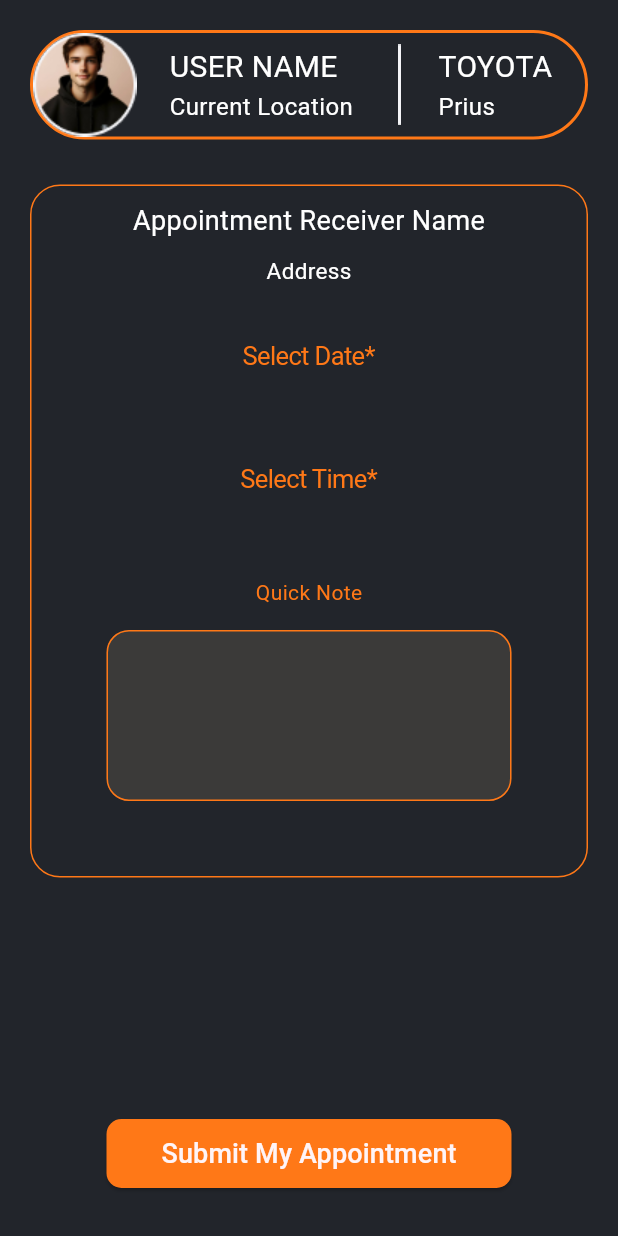
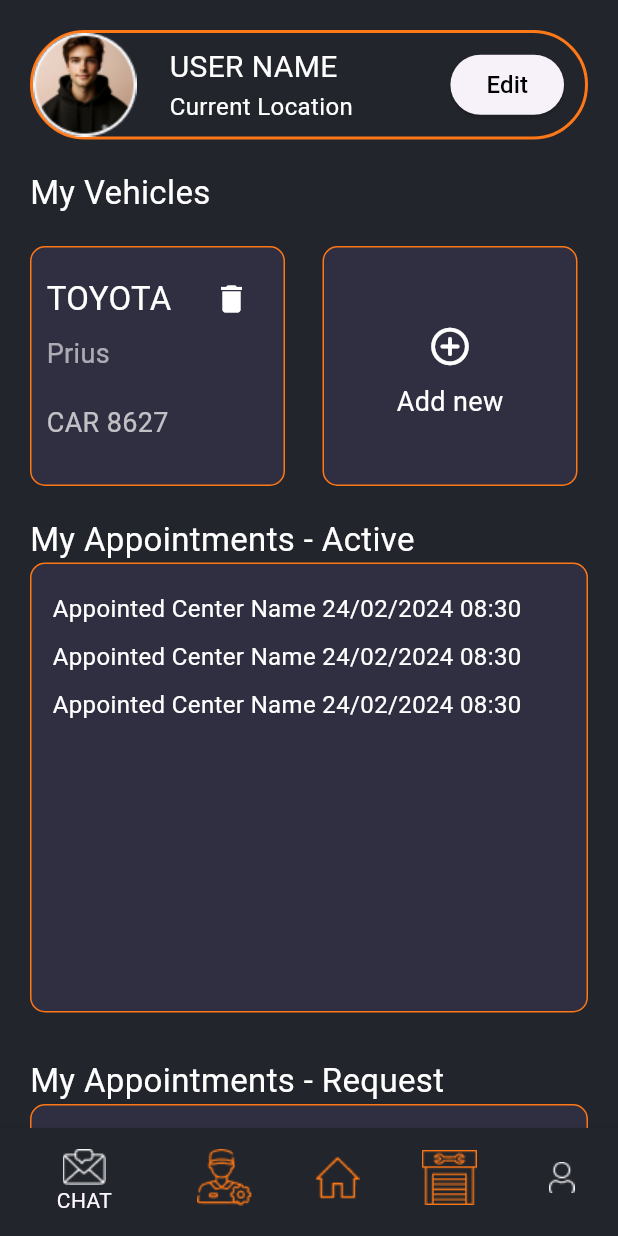
Before and after one commit to sudeepa99/Carex_App, a Flutter app: the screen it shows after launch, on a phone screen of 412 x 824 dp. Run offline on Flutter 3.47's test engine with Material 3 defaults, Android fonts, the phone set to English and light mode, and no system bars; our stand-ins replace lottie; missing offline and left inert: dart:ffi.

Commit message:
added profile screen

```diff
--- a/lib/main.dart
+++ b/lib/main.dart
@@ -4,6 +4,7 @@ import 'package:carex/first_page.dart';
 import 'package:carex/home_screen.dart';
 import 'package:carex/mechanic.dart';
 import 'package:carex/mechanic_profile.dart';
+import 'package:carex/profile_screen.dart';
 import 'package:carex/service_centre_profile.dart';
 import 'package:carex/signup_page.dart';
 import 'package:carex/center.dart';
@@ -27,7 +28,7 @@ class MyApp extends StatelessWidget {
         colorScheme: ColorScheme.fromSeed(seedColor: Colors.deepPurple),
         useMaterial3: true,
       ),
-      home: const AppointmentScreen(),
+      home: ProfileScreen(),
     );
   }
 }
--- /dev/null
+++ b/lib/profile_screen.dart
@@ -0,0 +1,307 @@
+import 'package:flutter/cupertino.dart';
+import 'package:flutter/material.dart';
+
+class ProfileScreen extends StatefulWidget {
+  ProfileScreen({super.key});
+
+  @override
+  State<ProfileScreen> createState() => _ProfileScreenState();
+}
+
+class _ProfileScreenState extends State<ProfileScreen> {
+  int myIndex = 0;
+  @override
+  Widget build(BuildContext context) {
+    return MaterialApp(
+      home: Scaffold(
+        bottomNavigationBar: BottomNavigationBar(
+            type: BottomNavigationBarType.shifting,
+            onTap: (index) {
+              setState(() {
+                myIndex = index;
+              });
+            },
+            currentIndex: myIndex,
+            items: [
+              BottomNavigationBarItem(
+                icon: Image.asset("assets/chat.png"),
+                label: 'CHAT',
+                backgroundColor: const Color(0XFF22252B),
+              ),
+              BottomNavigationBarItem(
+                icon: Image.asset("assets/mechanic.png"),
+                label: 'MECHANIC',
+                backgroundColor: const Color(0XFF22252B),
+              ),
+              BottomNavigationBarItem(
+                icon: Image.asset("assets/home.png"),
+                label: 'HOME',
+                backgroundColor: const Color(0XFF22252B),
+              ),
+              BottomNavigationBarItem(
+                icon: Image.asset("assets/centers.png"),
+                label: 'CENTERS',
+                backgroundColor: const Color(0XFF22252B),
+              ),
+              BottomNavigationBarItem(
+                icon: Image.asset("assets/profile.png"),
+                label: 'PROFILE',
+                backgroundColor: const Color(0XFF22252B),
+              ),
+            ]),
+        body: SingleChildScrollView(
+          child: Container(
+            height: MediaQuery.of(context).size.height,
+            width: MediaQuery.of(context).size.width,
+            padding: const EdgeInsets.fromLTRB(20.0, 20.0, 20.0, 0.0),
+            color: const Color(0XFF22252B),
+            child: ListView(
+              children: [
+                Container(
+                  decoration: BoxDecoration(
+                    border: Border.all(
+                      color: const Color(0xFFFF7817),
+                      width: 2.0,
+                    ),
+                    borderRadius: BorderRadius.circular(40.5),
+                  ),
+                  child: Row(
+                    children: [
+                      Image.asset("assets/user.png"),
+                      const Padding(
+                        padding: EdgeInsets.only(left: 22.0),
+                        child: Column(
+                          crossAxisAlignment: CrossAxisAlignment.start,
+                          children: [
+                            Text(
+                              "USER NAME",
+                              style: TextStyle(
+                                fontSize: 20.0,
+                                color: Color(0XFFFFFFFF),
+                              ),
+                            ),
+                            Text(
+                              "Current Location",
+                              style: TextStyle(
+                                fontSize: 16.0,
+                                color: Color(0XFFFFFFFF),
+                              ),
+                            ),
+                          ],
+                        ),
+                      ),
+                      const SizedBox(
+                        width: 65,
+                      ),
+                      ElevatedButton(
+                        onPressed: () {},
+                        child: const Text(
+                          "Edit",
+                          style: TextStyle(fontSize: 16, color: Colors.black),
+                        ),
+                      ),
+                    ],
+                  ),
+                ),
+                const SizedBox(
+                  height: 20,
+                ),
+                const Text(
+                  "My Vehicles",
+                  style: TextStyle(fontSize: 22, color: Colors.white),
+                ),
+                const SizedBox(
+                  height: 20,
+                ),
+                Expanded(
+                  child: Row(
+                    mainAxisAlignment: MainAxisAlignment.start,
+                    children: [
+                      Container(
+                        width: 170,
+                        height: 160,
+                        padding: const EdgeInsets.all(10),
+                        decoration: BoxDecoration(
+                            color: const Color(0XFF302E41),
+                            borderRadius: BorderRadius.circular(10),
+                            border: Border.all(
+                              color: const Color(0xFFFF7817),
+                            )),
+                        child: Column(
+                            crossAxisAlignment: CrossAxisAlignment.start,
+                            children: [
+                              Row(
+                                children: [
+                                  const Text(
+                                    "TOYOTA",
+                                    style: TextStyle(
+                                        fontSize: 22, color: Colors.white),
+                                  ),
+                                  const SizedBox(
+                                    width: 16,
+                                  ),
+                                  IconButton(
+                                    onPressed: () {},
+                                    hoverColor: const Color(0xFFFF7817),
+                                    icon: const Icon(Icons.delete),
+                                    color: Colors.white,
+                                  )
+                                ],
+                              ),
+                              Text(
+                                "Prius",
+                                style: TextStyle(
+                                  fontSize: 18,
+                                  color: Colors.white.withOpacity(0.6),
+                                ),
+                                //textAlign: TextAlign.left,
+                              ),
+                              const SizedBox(
+                                height: 20,
+                              ),
+                              Text(
+                                "CAR 8627",
+                                style: TextStyle(
+                                  fontSize: 18,
+                                  color: Colors.white.withOpacity(0.7),
+                                ),
+                              )
+                            ]),
+                      ),
+                      const SizedBox(
+                        width: 25,
+                      ),
+                      Container(
+                        width: 170,
+                        height: 160,
+                        padding: const EdgeInsets.all(0),
+                        decoration: BoxDecoration(
+                            color: const Color(0XFF302E41),
+                            borderRadius: BorderRadius.circular(10),
+                            border: Border.all(
+                              color: const Color(0xFFFF7817),
+                            )),
+                        child: Column(
+                          crossAxisAlignment: CrossAxisAlignment.center,
+                          mainAxisAlignment: MainAxisAlignment.center,
+                          children: [
+                            IconButton(
+                              onPressed: () {},
+                              icon:
+                                  const Icon(Icons.add_circle_outline_rounded),
+                              color: Colors.white,
+                              iconSize: 30,
+                            ),
+                            const Text(
+                              "Add new",
+                              style:
+                                  TextStyle(fontSize: 18, color: Colors.white),
+                            )
+                          ],
+                        ),
+                      )
+                    ],
+                  ),
+                ),
+                const SizedBox(
+                  height: 20,
+                ),
+                const Text(
+                  "My Appointments - Active",
+                  style: TextStyle(fontSize: 22, color: Colors.white),
+                ),
+                Container(
+                  padding: const EdgeInsets.all(14),
+                  width: 300,
+                  height: 300,
+                  decoration: BoxDecoration(
+                      color: const Color(0XFF302E41),
+                      borderRadius: BorderRadius.circular(10),
+                      border: Border.all(
+                        color: const Color(0xFFFF7817),
+                      )),
+                  child: const Column(
+                    crossAxisAlignment: CrossAxisAlignment.start,
+                    children: [
+                      Text(
+                        "Appointed Center Name 24/02/2024 08:30",
+                        style: TextStyle(
+                            color: Colors.white, height: 2, fontSize: 16),
+                      ),
+                      Text(
+                        "Appointed Center Name 24/02/2024 08:30",
+                        style: TextStyle(
+                            color: Colors.white, height: 2, fontSize: 16),
+                      ),
+                      Text(
+                        "Appointed Center Name 24/02/2024 08:30",
+                        style: TextStyle(
+                            color: Colors.white, height: 2, fontSize: 16),
+                      ),
+                    ],
+                  ),
+                ),
+                const SizedBox(
+                  height: 30,
+                ),
+                const Text(
+                  "My Appointments - Request",
+                  style: TextStyle(fontSize: 22, color: Colors.white),
+                ),
+                Container(
+                  padding: const EdgeInsets.all(14),
+                  width: 300,
+                  height: 300,
+                  decoration: BoxDecoration(
+                      color: const Color(0XFF302E41),
+                      borderRadius: BorderRadius.circular(10),
+                      border: Border.all(
+                        color: const Color(0xFFFF7817),
+                      )),
+                  child: const Column(
+                    crossAxisAlignment: CrossAxisAlignment.start,
+                    children: [
+                      Text(
+                        "Appointed Center Name 24/02/2024 08:30",
+                        style: TextStyle(
+                            color: Colors.white, height: 2, fontSize: 16),
+                      ),
+                    ],
+                  ),
+                ),
+                const SizedBox(
+                  height: 30,
+                ),
+                const Text(
+                  "My Appointments - Done",
+                  style: TextStyle(fontSize: 22, color: Colors.white),
+                ),
+                Container(
+                  padding: const EdgeInsets.all(14),
+                  width: 300,
+                  height: 300,
+                  decoration: BoxDecoration(
+                      color: const Color(0XFF302E41),
+                      borderRadius: BorderRadius.circular(10),
+                      border: Border.all(
+                        color: const Color(0xFFFF7817),
+                      )),
+                  child: const Column(
+                    crossAxisAlignment: CrossAxisAlignment.start,
+                    children: [
+                      Text(
+                        "Appointed Center Name 24/02/2024 08:30",
+                        style: TextStyle(
+                            color: Colors.white, height: 2, fontSize: 16),
+                      ),
+                    ],
+                  ),
+                )
+              ],
+            ),
+          ),
+        ),
+      ),
+    );
+  }
+}
```
